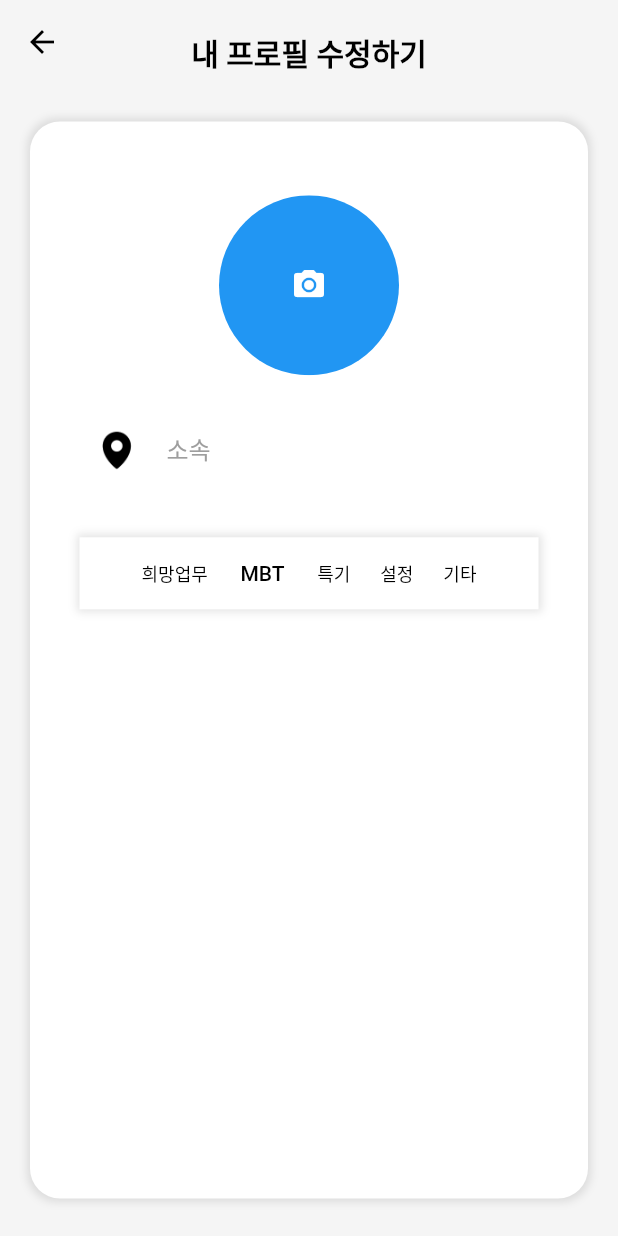
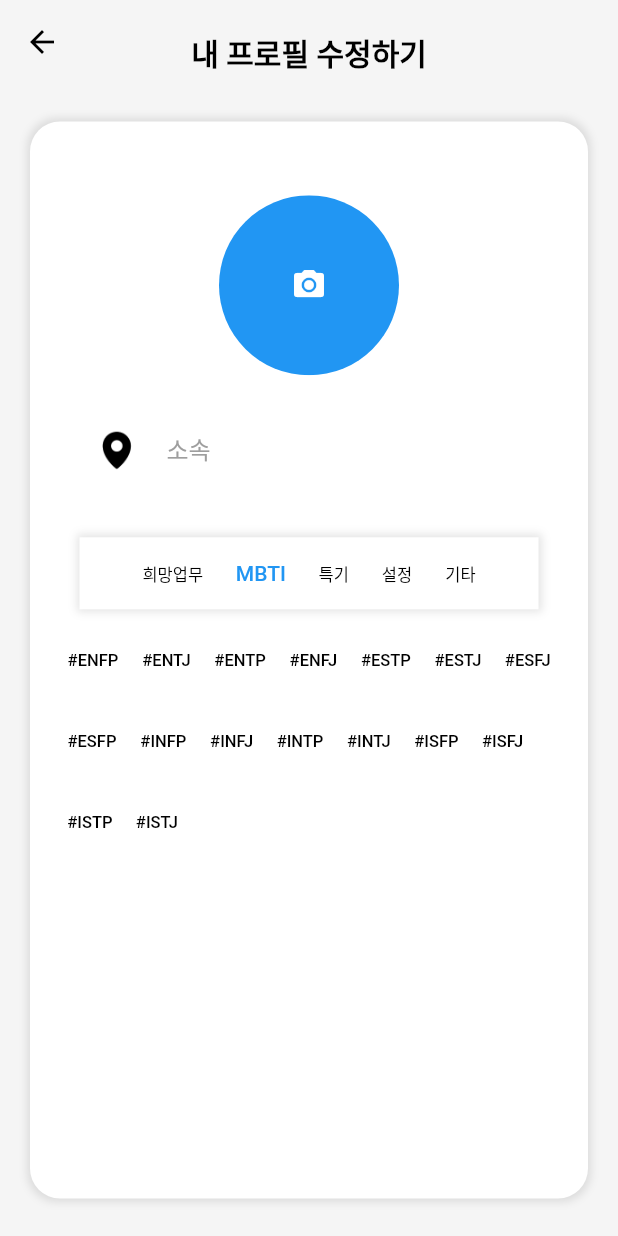
Before and after one commit to dinhoitt/weteam, a Flutter app: the Profile_Modify screen opened directly, after a tap on "MBTI", on a phone screen of 412 x 824 dp. Run offline on Flutter 3.47's test engine with Material 2 defaults, Android fonts, the phone set to English and light mode, and no system bars; our stand-ins replace get, image_picker, table_calendar.

Commit message:
태그 수정중

```diff
--- a/lib/src/page/profile_modify.dart
+++ b/lib/src/page/profile_modify.dart
@@ -14,6 +14,7 @@ class Profile_Modify extends StatefulWidget {
 class _Profile_ModifyState extends State<Profile_Modify> {
   final ProfileController controller = Get.find();
   String? selectedTag;
+  bool showMBTITags = false;
 
   @override
   Widget build(BuildContext context) {
@@ -55,10 +56,6 @@ class _Profile_ModifyState extends State<Profile_Modify> {
         ),
         child: Padding(
           padding: const EdgeInsets.all(8.0),
-          child: GestureDetector(
-            onTap: () async {
-              await controller.pickImage();
-            },
           child: Obx(() {
             return Column(
               children: [
@@ -72,7 +69,11 @@ class _Profile_ModifyState extends State<Profile_Modify> {
                             height: 120.0,
                             fit: BoxFit.cover,
                           )
-                          : Container(
+                        : GestureDetector(
+                            onTap: () async {
+                              await controller.pickImage();
+                            },
+                            child: Container(
                               color: Colors.blue,
                               width: 120.0,
                               height: 120,
@@ -85,13 +86,13 @@ class _Profile_ModifyState extends State<Profile_Modify> {
                             ),
                           ),
                   ),
+                ),
                 Padding(
                   padding: const EdgeInsets.all(25.0),
                   child: Row(
                     children: [
                       Transform.scale(
-                            scale: 0.6,
-                            child: Image.asset(ImagePath.mapsearch)),
+                          scale: 0.6, child: Image.asset(ImagePath.mapsearch)),
                       SizedBox(
                         width: 10.0,
                       ),
@@ -145,6 +146,7 @@ class _Profile_ModifyState extends State<Profile_Modify> {
                             onSelected: () {
                               setState(() {
                                 selectedTag = 'MBTI';
+                                showMBTITags = true;
                               });
                             },
                           ),
@@ -179,13 +181,46 @@ class _Profile_ModifyState extends State<Profile_Modify> {
                       ),
                     ),
                   ),
-                  )
+                ),
+                if (showMBTITags) _buildMBTITags() // 여기서 MBTI 태그를 표시합니다.
               ],
             );
           }),
         ),
       ),
-      ),
+    );
+  }
+
+  Widget _buildMBTITags() {
+    List<String> mbtiTags = [
+      'ENFP',
+      'ENTJ',
+      'ENTP',
+      'ENFJ',
+      'ESTP',
+      'ESTJ',
+      'ESFJ',
+      'ESFP',
+      'INFP',
+      'INFJ',
+      'INTP',
+      'INTJ',
+      'ISFP',
+      'ISFJ',
+      'ISTP',
+      'ISTJ'
+    ];
+
+    return Wrap(
+      spacing: 4, // 가로 간격
+      runSpacing: 6, // 세로 간격
+      children: mbtiTags.map((tag) {
+        return TagKategorie(
+          text: '#$tag',
+          isSelected: false, // MBTI 태그는 선택되지 않은 상태로 표시
+          onSelected: () {}, // MBTI 태그 선택 시 특별한 동작은 없음);
+        );
+      }).toList(),
     );
   }
 }
--- a/lib/src/widget/tagkategorie.dart
+++ b/lib/src/widget/tagkategorie.dart
@@ -5,15 +5,18 @@ class TagKategorie extends StatefulWidget {
   final bool isSelected; // 선택 됐는지
   final VoidCallback onSelected; // 선택 여부를 알려주는 콜백
 
-  TagKategorie(
-      {required this.text, this.isSelected = false, required this.onSelected});
+  TagKategorie({
+    required this.text,
+    this.isSelected = false,
+    required this.onSelected,
+  });
 
   @override
   _TagKategorieState createState() => _TagKategorieState();
 }
 
 class _TagKategorieState extends State<TagKategorie> {
-  double get fontSize => widget.isSelected ? 14.0 : 12.0;
+  double get fontSize => widget.isSelected ? 14.0 : 11.0;
   Color get textColor => widget.isSelected ? Colors.blue : Colors.black;
 
   @override
@@ -24,7 +27,7 @@ class _TagKategorieState extends State<TagKategorie> {
       textDirection: TextDirection.ltr,
     )..layout(minWidth: 0, maxWidth: double.infinity);
 
-    double width = textPainter.size.width + 10;
+    double width = textPainter.size.width + 12;
 
     return SizedBox(
       width: width,
@@ -41,7 +44,7 @@ class _TagKategorieState extends State<TagKategorie> {
           widget.text,
           maxLines: 1,
           textAlign: TextAlign.center,
-          style: TextStyle(fontSize: fontSize),
+          style: TextStyle(fontSize: fontSize, color: textColor),
         ),
       ),
     );
@@ -66,7 +69,11 @@ class _TagKategorieListState extends State<TagKategorieList> {
       '기타',
     ];
 
-    return ListView.builder(
+    return Column(
+      children: [
+        ListView.builder(
+          shrinkWrap: true, // ListView 크기가 자식의 크기에 맞게 줄어듦.
+          physics: NeverScrollableScrollPhysics(), // 스크롤 기능을 비활성화
           itemCount: tags.length,
           itemBuilder: (context, index) {
             return TagKategorie(
@@ -79,6 +86,8 @@ class _TagKategorieListState extends State<TagKategorieList> {
               },
             );
           },
+        ),
+      ],
     );
   }
 }
```
Also changed, not shown: 1 other file. Lines whose indentation alone changed are shown as unchanged.
